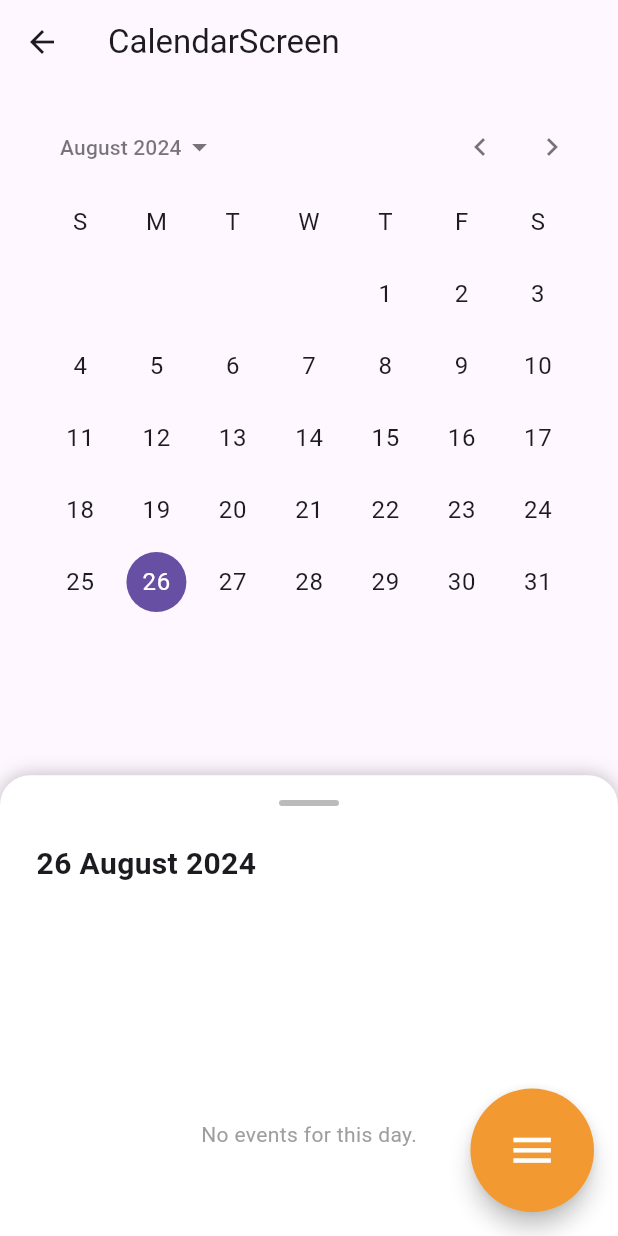
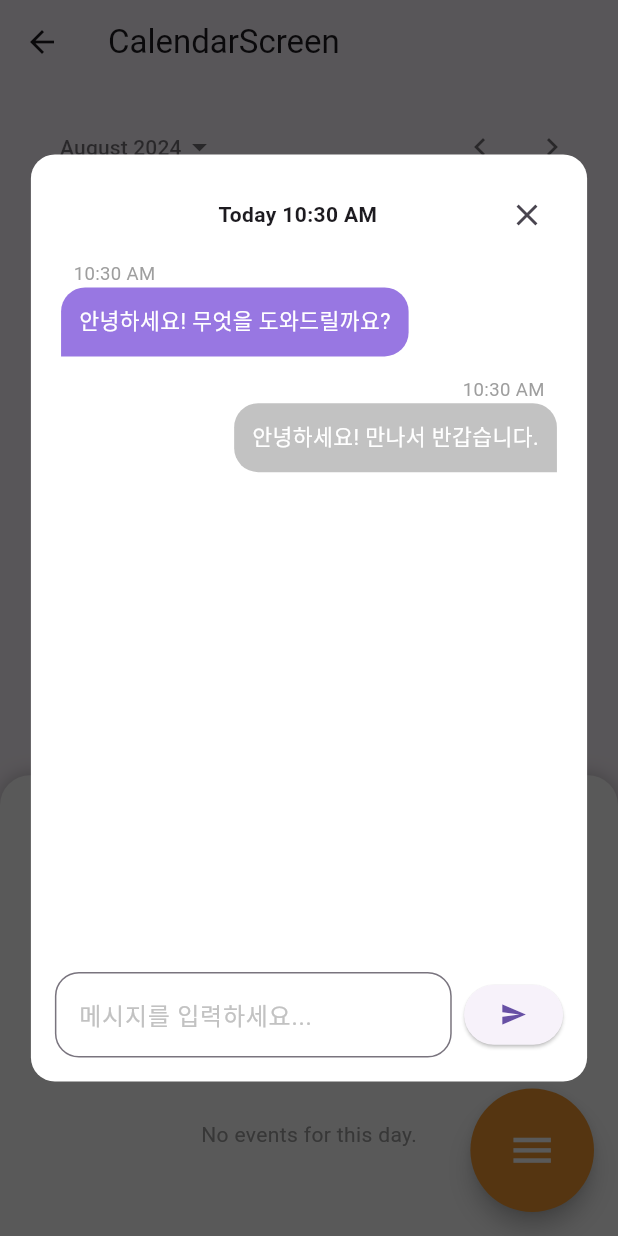
Before and after one commit to ChaenyH/SKT-FlyAI, a Flutter app: the PhotoPreviewAndUploadScreen screen opened directly with empty values, after a tap on "Upload", on a phone screen of 412 x 824 dp. Run offline on Flutter 3.47's test engine with Material 3 defaults, Android fonts, the phone set to English and light mode, and no system bars; our stand-ins replace camera, image_picker.

Commit message:
Add Chatbot Dialog Feature

```diff
--- a/gr_local/poopy/lib/controllers/dog_controller.dart
+++ b/gr_local/poopy/lib/controllers/dog_controller.dart
@@ -1,7 +1,7 @@
 // 강아지 관련 로직을 처리하는 컨트롤러입니다.
 
 import 'package:flutter/material.dart';
-import '../models/api_service.dart';
+import '../services/api_service.dart';
 import '../models/dog_model.dart';
 import 'navigation_controller.dart';
 
--- a/gr_local/poopy/lib/controllers/user_controller.dart
+++ b/gr_local/poopy/lib/controllers/user_controller.dart
@@ -2,7 +2,7 @@
 // 예를 들어, 로그인, 회원가입, 사용자 데이터 처리 등의 기능이 포함됩니다.
 
 import 'package:flutter/material.dart';
-import '../models/api_service.dart';
+import '../services/api_service.dart';
 import '../models/user_model.dart';
 import 'navigation_controller.dart';
 
--- a/gr_local/poopy/lib/routes.dart
+++ b/gr_local/poopy/lib/routes.dart
@@ -27,17 +27,14 @@ class Routes {
         return MaterialPageRoute(builder: (_) => HomeScreen());
       case '/cardnews':
         return MaterialPageRoute(builder: (_) => CardNewsScreen());
+      // case '/chatlog':
+      //   return MaterialPageRoute(builder: (_) => ChatlogScreen());
 
       case '/calendar':
         return MaterialPageRoute(builder: (_) => CalendarScreen());
 
       case '/camera':
         return MaterialPageRoute(builder: (_) => CameraScreen());
-      case '/chatbot':
-        final String message = settings.arguments as String;
-        return MaterialPageRoute(
-          builder: (_) => ChatbotDialog(message: message),
-        );
 
       case '/mypage':
         return MaterialPageRoute(builder: (_) => MyPageScreen());
--- a/gr_local/poopy/lib/models/api_service.dart
+++ b/gr_local/poopy/lib/services/api_service.dart
@@ -5,8 +5,8 @@
 
 import 'dart:convert';  // JSON 인코딩 및 디코딩을 위해 필요
 import 'package:http/http.dart' as http;  // HTTP 요청을 위해 필요
-import 'user_model.dart';  // UserModel을 사용하기 위해 필요
-import 'dog_model.dart';  // DogModel을 사용하기 위해 필요
+import '../models/user_model.dart';  // UserModel을 사용하기 위해 필요
+import '../models/dog_model.dart';  // DogModel을 사용하기 위해 필요
 
 class ApiService {
   static const String baseUrl = 'http://223.194.44.32:8000/';
--- a/gr_local/poopy/lib/views/camera_screen.dart
+++ b/gr_local/poopy/lib/views/camera_screen.dart
@@ -1,7 +1,7 @@
+
 import 'package:camera/camera.dart';
 import 'package:flutter/material.dart';
 import 'package:image_picker/image_picker.dart';
-import 'package:poopy/views/photo_preview_and_upload_screen.dart';
 import 'package:poopy/views/widgets/camera_widgets.dart';
 
 class CameraScreen extends StatefulWidget {
--- a/gr_local/poopy/lib/views/chatbot_dialog.dart
+++ b/gr_local/poopy/lib/views/chatbot_dialog.dart
@@ -1,19 +1,104 @@
 import 'package:flutter/material.dart';
+import 'package:intl/intl.dart';
+import 'package:poopy/views/widgets/chat_message_widget.dart';
 
-class ChatbotDialog extends StatelessWidget {
-  final String message;
-
-  ChatbotDialog({required this.message});
-
+class CustomDialog extends StatelessWidget {
   @override
   Widget build(BuildContext context) {
+    final double contextWidth = MediaQuery.of(context).size.width * 0.1;
+    final double contextHeight = MediaQuery.of(context).size.height * 0.1;
+
     return Scaffold(
-      appBar: AppBar(
-        title: Text('Chatbot'),
-      ),
+      backgroundColor: Colors.black.withOpacity(0.5), // 배경을 반투명하게 설정
       body: Center(
-        child: Text('Bot: $message'),
+        child: Container(
+          height: contextHeight * 7.5,
+          width: contextWidth * 9,
+          padding: EdgeInsets.all(16.0),
+          decoration: BoxDecoration(
+            color: Colors.white,
+            borderRadius: BorderRadius.circular(16.0),
+          ),
+          child: Column(
+            children: [
+              // 상단 시간 표시
+              Row(
+                mainAxisAlignment: MainAxisAlignment.spaceBetween,
+                children: [
+                  SizedBox(width: contextWidth * 0.8),
+                  Text(
+                    'Today ${DateFormat('h:mm a').format(DateTime.now())}',
+                    style: TextStyle(
+                      fontSize: 14,
+                      fontWeight: FontWeight.w600,
+                    ),
+                    textAlign: TextAlign.center,
+                  ),
+                  IconButton(
+                    icon: Icon(Icons.close),
+                    onPressed: () {
+                      Navigator.of(context).pop(); // 다이얼로그 닫기
+                    },
+                  ),
+                ],
+              ),
+              // SizedBox(height: contextHeight * 0.1),
+              // 채팅 메시지 리스트
+              Expanded(
+                child: ListView(
+                  children: [
+                    ChatMessageWidget(
+                      text: "안녕하세요! 무엇을 도와드릴까요?",
+                      isUserMessage: false,
+                      timestamp: DateTime.now(),
+                    ),
+                    ChatMessageWidget(
+                      text: "안녕하세요! 만나서 반갑습니다.",
+                      isUserMessage: true,
+                      timestamp: DateTime.now(),
+                    ),
+                    // 여기에 더 많은 메시지를 추가할 수 있음
+                  ],
+                ),
+              ),
+              SizedBox(height: contextHeight * 0.1),
+              // 메시지 입력 필드
+              Row(
+                children: [
+                  Expanded(
+                    child: TextField(
+                      decoration: InputDecoration(
+                        hintText: "메시지를 입력하세요...",
+                        hintStyle: TextStyle(color: Color(0xFFC2C2C2)),
+                        border: OutlineInputBorder(
+                          borderRadius: BorderRadius.circular(16.0),
+                        ),
+                      ),
+                    ),
+                  ),
+                  SizedBox(width: contextWidth * 0.2),
+                  ElevatedButton(
+                    onPressed: () {
+                      // 메시지 전송 로직 추가
+                    },
+                    child: Icon(Icons.send),
+                  ),
+                ],
+              ),
+            ],
+          ),
+        ),
       ),
     );
   }
 }
+
+void showCustomDialog(BuildContext context) {
+  showDialog(
+    context: context,
+    barrierColor: Colors.black.withOpacity(0.3), // 반투명 배경 설정
+    builder: (BuildContext context) {
+      return CustomDialog();
+    },
+  );
+}
--- a/gr_local/poopy/lib/views/dog_signup_screen.dart
+++ b/gr_local/poopy/lib/views/dog_signup_screen.dart
@@ -1,7 +1,7 @@
 import 'package:flutter/material.dart';
 import 'package:poopy/controllers/dog_controller.dart';
 import '../controllers/navigation_controller.dart';
-import '../models/api_service.dart';
+import '../services/api_service.dart';
 
 class DogSignUpScreen extends StatefulWidget {
   @override
--- a/gr_local/poopy/lib/views/login_screen.dart
+++ b/gr_local/poopy/lib/views/login_screen.dart
@@ -1,7 +1,7 @@
 import 'package:flutter/material.dart';
 import '../controllers/user_controller.dart';
 import '../controllers/navigation_controller.dart';
-import '../models/api_service.dart';
+import '../services/api_service.dart';
 
 class LoginScreen extends StatelessWidget {
   final TextEditingController emailController = TextEditingController();
--- a/gr_local/poopy/lib/views/signup_screen.dart
+++ b/gr_local/poopy/lib/views/signup_screen.dart
@@ -1,7 +1,7 @@
 import 'package:flutter/material.dart';
 import '../controllers/user_controller.dart';
 import '../controllers/navigation_controller.dart';
-import '../models/api_service.dart';
+import '../services/api_service.dart';
 
 class UserSignUpScreen extends StatelessWidget {
   final TextEditingController emailController = TextEditingController();
--- a/gr_local/poopy/lib/views/widgets/camera_widgets.dart
+++ b/gr_local/poopy/lib/views/widgets/camera_widgets.dart
@@ -1,7 +1,5 @@
 import 'package:camera/camera.dart';
 import 'package:flutter/material.dart';
-import 'package:image_picker/image_picker.dart';
-
 import '../photo_preview_and_upload_screen.dart';
 
 class CameraPreviewWidget extends StatefulWidget {
--- /dev/null
+++ b/gr_local/poopy/lib/views/widgets/chat_message_widget.dart
@@ -0,0 +1,62 @@
+import 'package:flutter/material.dart';
+import 'package:intl/intl.dart';
+
+class ChatMessageWidget extends StatelessWidget {
+  final String text;
+  final bool isUserMessage;
+  final DateTime timestamp;
+
+  ChatMessageWidget({
+    required this.text,
+    required this.isUserMessage,
+    required this.timestamp
+  });
+
+  @override
+  Widget build(BuildContext context) {
+    final double contextWidth = MediaQuery.of(context).size.width * 0.1;
+    final double contextHeight = MediaQuery.of(context).size.height * 0.1;
+
+    return Padding(
+      padding: EdgeInsets.symmetric(
+          horizontal: contextWidth * 0.1,
+          vertical: contextHeight * 0.08,
+      ),
+      child: Column(
+        crossAxisAlignment: isUserMessage ? CrossAxisAlignment.end : CrossAxisAlignment.start,
+        children: [
+          Padding(
+            padding: EdgeInsets.symmetric(horizontal: contextWidth * 0.2),
+            child: Text(
+              DateFormat('h:mm a').format(timestamp), // 시간을 h:mm a 포맷으로 표시
+              style: TextStyle(
+                  color: Colors.grey,
+                  fontSize: contextWidth * 0.3
+              ),
+            ),
+          ),
+          Container(
+            decoration: BoxDecoration(
+              color: isUserMessage ? Color(0xFFC2C2C2) : Color(0xFF9877E2),
+              borderRadius: BorderRadius.only(
+                topLeft: Radius.circular(16),
+                topRight: Radius.circular(16),
+                bottomLeft: isUserMessage ? Radius.circular(16) : Radius.zero,
+                bottomRight: isUserMessage ? Radius.zero : Radius.circular(16),
+              ),
+            ),
+            padding: EdgeInsets.all(12),
+            child: Text(
+              text,
+              style: TextStyle(
+                // color: isUserMessage ? Colors.black : Colors.white,
+                color: Colors.white,
+                fontSize: contextWidth * 0.35,
+              ),
+            ),
+          ),
+        ],
+      ),
+    );
+  }
+}
--- a/gr_local/poopy/lib/views/widgets/chat_messages_widget.dart
+++ /dev/null
@@ -1,19 +0,0 @@
-import 'package:flutter/material.dart';
-
-class ChatMessagesWidget extends StatelessWidget {
-  @override
-  Widget build(BuildContext context) {
-    return ListView(
-      children: [
-        ListTile(
-          title: Text('Today 3:25 PM'),
-          subtitle: Text('Chatbot message here'),
-        ),
-        ListTile(
-          title: Text('User message here'),
-          subtitle: Text('Today 3:26 PM'),
-        ),
-      ],
-    );
-  }
-}
--- a/gr_local/poopy/lib/views/widgets/photo_preview_widgets.dart
+++ b/gr_local/poopy/lib/views/widgets/photo_preview_widgets.dart
@@ -1,11 +1,11 @@
 import 'dart:io';
 import 'package:flutter/material.dart';
+import '../chatbot_dialog.dart';
 
 class PhotoPreviewAppBar extends StatelessWidget implements PreferredSizeWidget {
   @override
   Widget build(BuildContext context) {
     final double contextWidth = MediaQuery.of(context).size.width * 0.1;
-    final double contextHeight = MediaQuery.of(context).size.height * 0.1;
 
     return AppBar(
       backgroundColor: Colors.black,
@@ -61,10 +61,42 @@ class PhotoPreviewImage extends StatelessWidget {
   }
 }
 
+class UploadService {
+  Future<bool> uploadImage(String imagePath) async {
+    // 여기에 업로드 로직을 추가하세요.
+    // 예: http POST 요청으로 이미지를 서버에 업로드.
+    // 업로드가 성공하면 true 반환, 실패하면 false 반환.
+    return true; // 예시로 성공했다고 가정.
+  }
+}
+
 class UploadButton extends StatelessWidget {
   final VoidCallback onPressed;
 
-  const UploadButton({required this.onPressed,});
+  UploadButton({required this.onPressed,});
+
+  final UploadService _uploadService = UploadService();
+
+  Future<void> _handleUpload(BuildContext context) async {
+    // 이미지 업로드 로직 실행
+    bool isUploaded = await _uploadService.uploadImage('your_image_path');
+
+    if (isUploaded) {
+      // 캘린더 화면으로 이동
+      Navigator.pushReplacementNamed(context, '/calendar');
+
+      // 챗봇이 필요한 상황이라면 챗봇 다이얼로그 띄우기
+      bool isChatbotNeeded = true; // 여기에 챗봇이 필요한 조건을 추가하세요.
+      if (isChatbotNeeded) {
+        showCustomDialog(context);
+      }
+    } else {
+      // 업로드 실패 시 에러 메시지를 표시하거나 다른 처리를 합니다.
+      ScaffoldMessenger.of(context).showSnackBar(
+        SnackBar(content: Text('Image upload failed. Please try again.')),
+      );
+    }
+  }
 
   @override
   Widget build(BuildContext context) {
@@ -79,7 +111,7 @@ class UploadButton extends StatelessWidget {
         width: double.infinity,
         height: contextHeight * 0.7,
         child: ElevatedButton.icon(
-          onPressed: onPressed,
+          onPressed: () => _handleUpload(context),
           icon: Icon(Icons.cloud_upload),
           label: Text(
             'Upload',
--- a/gr_local/poopy/pubspec.yaml
+++ b/gr_local/poopy/pubspec.yaml
@@ -33,6 +33,8 @@ dependencies:
   http: ^0.13.6  # 최신 버전을 사용하세요.
   camera: ^0.11.0+2
   image_picker: ^1.0.0
+  intl: ^0.18.0
+  rive: ^0.9.1
 
 
   # The following adds the Cupertino Icons font to your application.
```
Also changed, not shown: gr_local/poopy/assets/images/poop.png (added), gr_local/poopy/lib/models/image_model.dart (added), gr_local/poopy/lib/views/chat_log_screen.dart (deleted), gr_local/poopy/lib/views/chatlog_screen.dart (added), gr_local/poopy/pubspec.lock.
